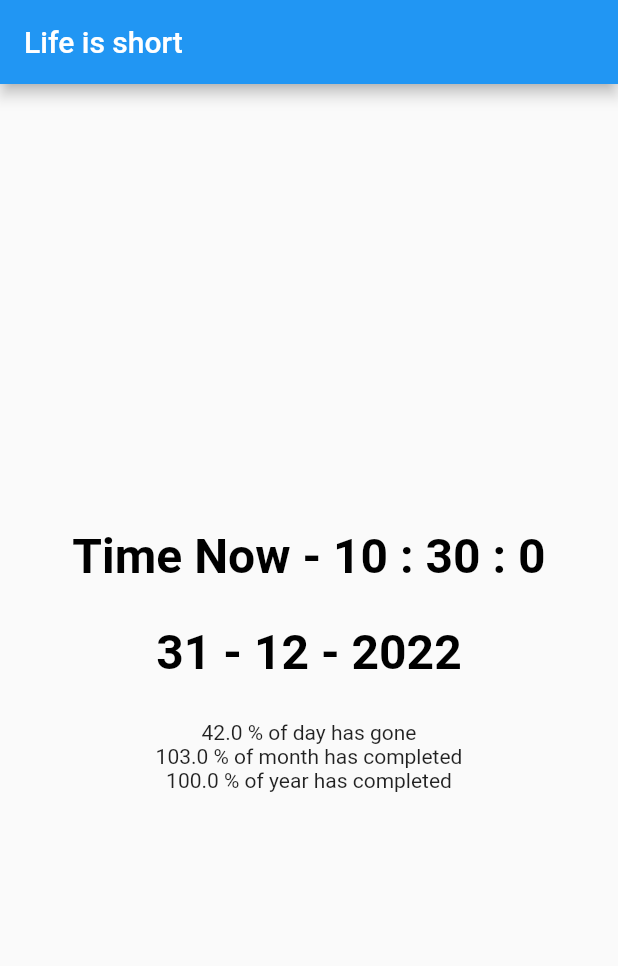
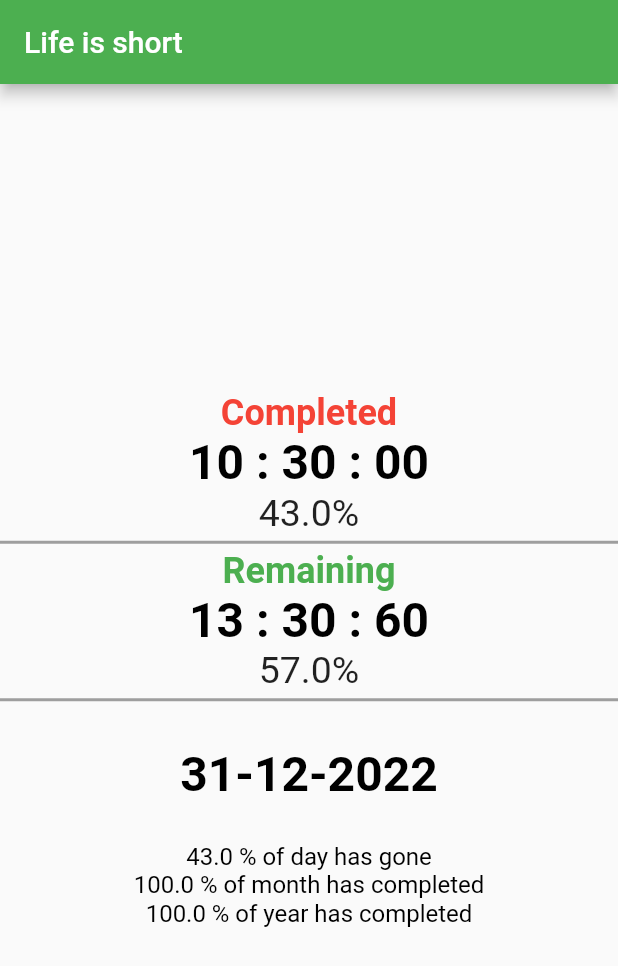
Before and after one commit to mohammedazam55/Clock-App, a Flutter app: the screen it shows after launch, on a phone screen of 412 x 824 dp. Shown: the top 966 px of the screen. Run offline on Flutter 3.47's test engine with Material 2 defaults, Android fonts, the phone set to English and light mode, and no system bars; our stand-ins replace timer_builder.

Commit message:
stable 1.0

```diff
--- a/lib/main.dart
+++ b/lib/main.dart
@@ -19,52 +19,102 @@ class _MyAppState extends State<MyApp> {
       home: Scaffold(
         appBar: AppBar(
           title: const Text('Life is short'),
+          backgroundColor: Colors.green,
         ),
         body: Column(
           mainAxisAlignment: MainAxisAlignment.center,
           children: [
-            TimerBuilder.periodic(const Duration(seconds: 1),
+            TimerBuilder.periodic(
+              const Duration(seconds: 1),
               builder: (context) {
-              final hr1 = DateTime.now().hour;
-              final date = DateTime.now().day;
-              final month = DateTime.now().month;
+                final hr1 = DateTime.now().hour.toString().padLeft(2, '0');
+                final date = DateTime.now().day.toString().padLeft(2, '0');
+                final month = DateTime.now().month.toString().padLeft(2, '0');
                 final year = DateTime.now().year;
-              final min = DateTime.now().minute;
-              final sec = DateTime.now().second;
-              double percentDay =
-                  ((DateTime.now().hour / 24) * 100).toDouble().roundToDouble();
-              double percentMonth =
-                  ((DateTime.now().day / 30) * 100).toDouble().roundToDouble();
+                final min = DateTime.now().minute.toString().padLeft(2, '0');
+                final sec = DateTime.now().second.toString().padLeft(2, '0');
+                final remainHour = (DateTime.now().hour - 23)
+                    .toString()
+                    .replaceFirst("-", "")
+                    .padLeft(2, '0');
+                final remainMinute = (DateTime.now().minute - 60)
+                    .toString()
+                    .replaceFirst("-", "")
+                    .padLeft(2, '0');
+                final remainSecond = (DateTime.now().second - 60)
+                    .toString()
+                    .padLeft(2, '0')
+                    .replaceFirst("-", "")
+                    .padLeft(2, '0');
+                double percentMonth = ((DateTime.now().day / 31) * 100)
+                    .toDouble()
+                    .roundToDouble();
                 double percentYear = ((DateTime.now().month / 12) * 100)
                     .toDouble()
                     .roundToDouble();
+                double percentDay =
+                    ((DateTime.now().hour / 23) * 100).roundToDouble();
+                double percentRemainDay =
+                    ((23 - DateTime.now().hour) / 23 * 100).roundToDouble();
                 return Center(
                   child: Column(
                     children: [
                       Text(
-                      'Time Now - $hr1 : $min : $sec',
+                        "Completed",
+                        style: Styles.secondaryText1,
+                      ),
+                      Text(
+                        '$hr1 : $min : $sec',
                         style: Styles.mainText,
+                      ),
+                      Text(
+                        '$percentDay%',
+                        style: const TextStyle(fontSize: 25.0),
+                      ),
+                      const Divider(
+                        height: 10.0,
+                        thickness: 2.0,
+                        color: Colors.grey,
+                      ),
+                      Text(
+                        'Remaining',
+                        style: Styles.secondaryText2,
+                      ),
+                      Text('$remainHour : $remainMinute : $remainSecond',
+                          style: Styles.mainText),
+                      Text(
+                        '$percentRemainDay%',
+                        style: const TextStyle(fontSize: 25.0),
+                      ),
+                      const Divider(
+                        height: 10.0,
+                        thickness: 2.0,
+                        color: Colors.grey,
                       ),
                       Padding(
                         padding: const EdgeInsets.all(26.0),
                         child: Text(
-                        '$date - $month - $year',
+                          '$date-$month-$year',
                           style: Styles.mainText,
                         ),
                       ),
                       Text(
                         '$percentDay % of day has gone',
+                        style: Styles.normalText,
                       ),
                       Text(
                         '$percentMonth % of month has completed',
+                        style: Styles.normalText,
                       ),
                       Text(
                         '$percentYear % of year has completed',
+                        style: Styles.normalText,
                       ),
                     ],
                   ),
                 );
-            })
+              },
+            ),
           ],
         ),
       ),
--- a/lib/ui/styles.dart
+++ b/lib/ui/styles.dart
@@ -6,4 +6,18 @@ class Styles {
     fontSize: 32.0,
     fontWeight: FontWeight.bold,
   );
+  static TextStyle secondaryText1 = const TextStyle(
+    color: Colors.red,
+    fontSize: 24.0,
+    fontWeight: FontWeight.bold,
+  );
+  static TextStyle secondaryText2 = const TextStyle(
+    color: Colors.green,
+    fontSize: 24.0,
+    fontWeight: FontWeight.bold,
+  );
+  static TextStyle normalText = const TextStyle(
+    color: Colors.black,
+    fontSize: 16.0,
+  );
 }
```
Also changed, not shown: 1 other file. Lines whose indentation alone changed are shown as unchanged.
